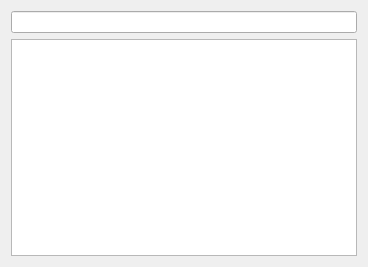
Old version of the form bookmarks.ui in the repository samstyle/transtext.
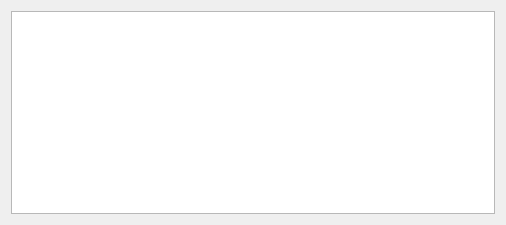
New version of the form.

What changed in the file:
```diff
--- a/bookmarks.ui
+++ b/bookmarks.ui
@@ -6,8 +6,8 @@
    <rect>
     <x>0</x>
     <y>0</y>
-    <width>368</width>
-    <height>267</height>
+    <width>506</width>
+    <height>225</height>
    </rect>
   </property>
   <property name="windowTitle">
@@ -15,10 +15,23 @@
   </property>
   <layout class="QVBoxLayout" name="verticalLayout">
    <item>
-    <widget class="QLineEdit" name="filter"/>
-   </item>
-   <item>
-    <widget class="QTableView" name="table"/>
+    <widget class="QTableView" name="table">
+     <property name="selectionMode">
+      <enum>QAbstractItemView::SingleSelection</enum>
+     </property>
+     <property name="selectionBehavior">
+      <enum>QAbstractItemView::SelectRows</enum>
+     </property>
+     <property name="gridStyle">
+      <enum>Qt::DotLine</enum>
+     </property>
+     <attribute name="horizontalHeaderStretchLastSection">
+      <bool>true</bool>
+     </attribute>
+     <attribute name="verticalHeaderDefaultSectionSize">
+      <number>17</number>
+     </attribute>
+    </widget>
    </item>
   </layout>
  </widget>
```
Left out of the diff: 6 changed lines with no effect on the pictures.
